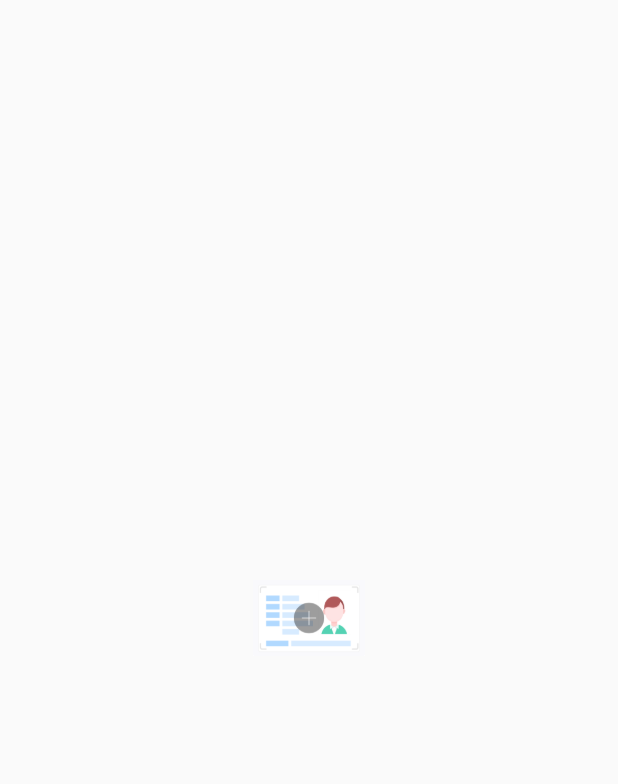
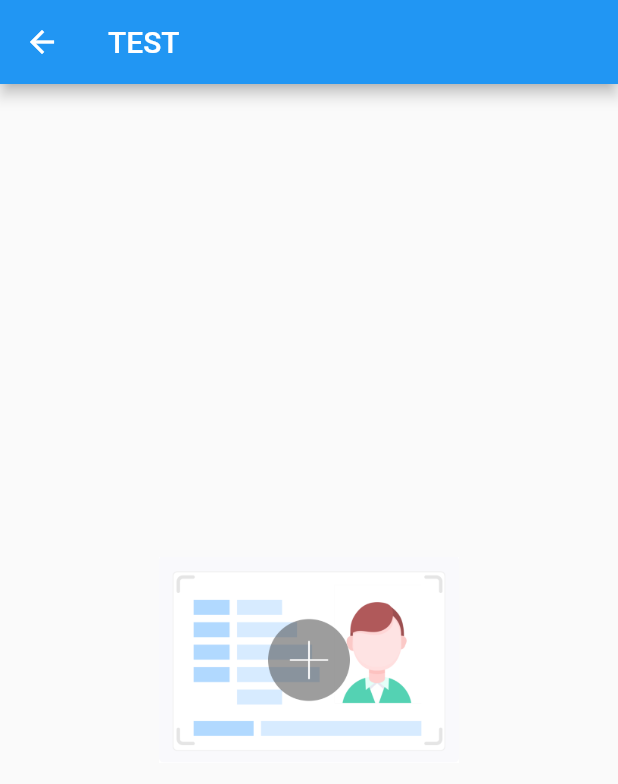
Before and after one commit to booqin/flutter_animation_sample, a Flutter app: the screen it shows after launch, after a tap on "You have pushed the button this many tim", on a phone screen of 412 x 824 dp. Shown: the top 784 px of the screen. Run offline on Flutter 3.47's test engine with Material 2 defaults, Android fonts, the phone set to English and light mode, and no system bars.

Commit message:
hero动画

```diff
--- a/lib/hero_sample.dart
+++ b/lib/hero_sample.dart
@@ -1,9 +1,31 @@
 
+import 'package:flutter/material.dart';
+import 'package:flutter/scheduler.dart';
 import 'package:flutter/widgets.dart';
+
+import 'hero_widget.dart';
 
 class HeroSample extends StatelessWidget {
   @override
   Widget build(BuildContext context) {
-    return Container();
+    return Scaffold(
+      appBar: AppBar(
+        title: Text("TEST"),
+      ),
+      body: new Center(
+        child: PhotoHero(photo: "assets/id_card_1.png", width: 200, onTap: (){
+          Navigator.push(context, MaterialPageRoute(builder: (BuildContext context){
+            return Scaffold(
+              appBar: AppBar( title: Text("NOP"),),
+              body: Container(
+                color: Colors.lightBlueAccent,
+                alignment: Alignment.topLeft,
+                child: PhotoHero(photo: "assets/id_card_1.png", width: 100, onTap: (){Navigator.pop(context);},),
+              ),
+            );
+          }));
+        }),
+      ),
+    );
   }
 }
--- /dev/null
+++ b/lib/hero_widget.dart
@@ -0,0 +1,29 @@
+import 'package:flutter/material.dart';
+
+class PhotoHero extends StatelessWidget {
+  final String photo;
+  final double width;
+  final VoidCallback onTap;
+
+  const PhotoHero({Key key, this.photo, this.width, this.onTap})
+      : super(key: key);
+
+  @override
+  Widget build(BuildContext context) {
+    return SizedBox(
+      width: width,
+      child: Hero(
+          tag: photo,
+          child: Material(
+            color: Colors.transparent,
+            child: InkWell(
+              onTap: onTap,
+              child: Image.asset(
+                photo,
+                fit: BoxFit.contain,
+              ),
+            ),
+          )),
+    );
+  }
+}
--- a/lib/main.dart
+++ b/lib/main.dart
@@ -1,5 +1,7 @@
 import 'package:flutter/material.dart';
 import 'package:flutter_animation_sample/tween_sample.dart';
+
+import 'hero_sample.dart';
 
 void main() => runApp(MyApp());
 
@@ -98,7 +100,7 @@ class _MyHomePageState extends State<MyHomePage> {
               ),
               onTap: (){
                 Navigator.push(context, PageRouteBuilder(pageBuilder: (BuildContext context, Animation<double> animation, Animation<double> secondaryAnimation){
-                  return TweenSampleHome();
+                  return HeroSample();
                 }));
               },
             ),
```
